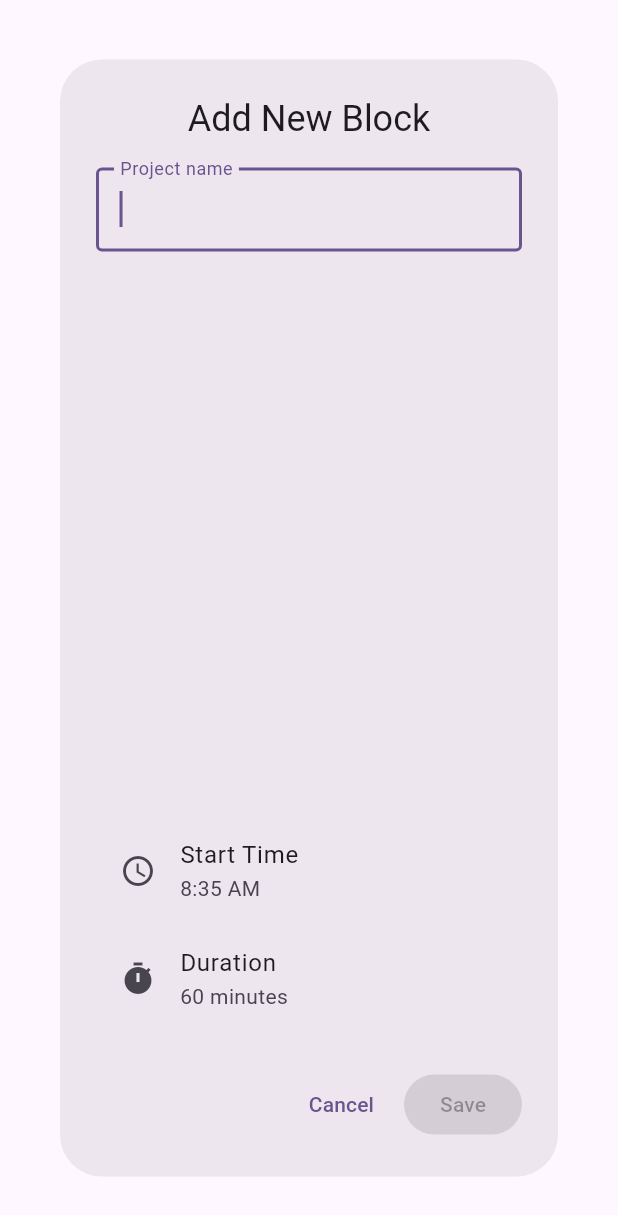
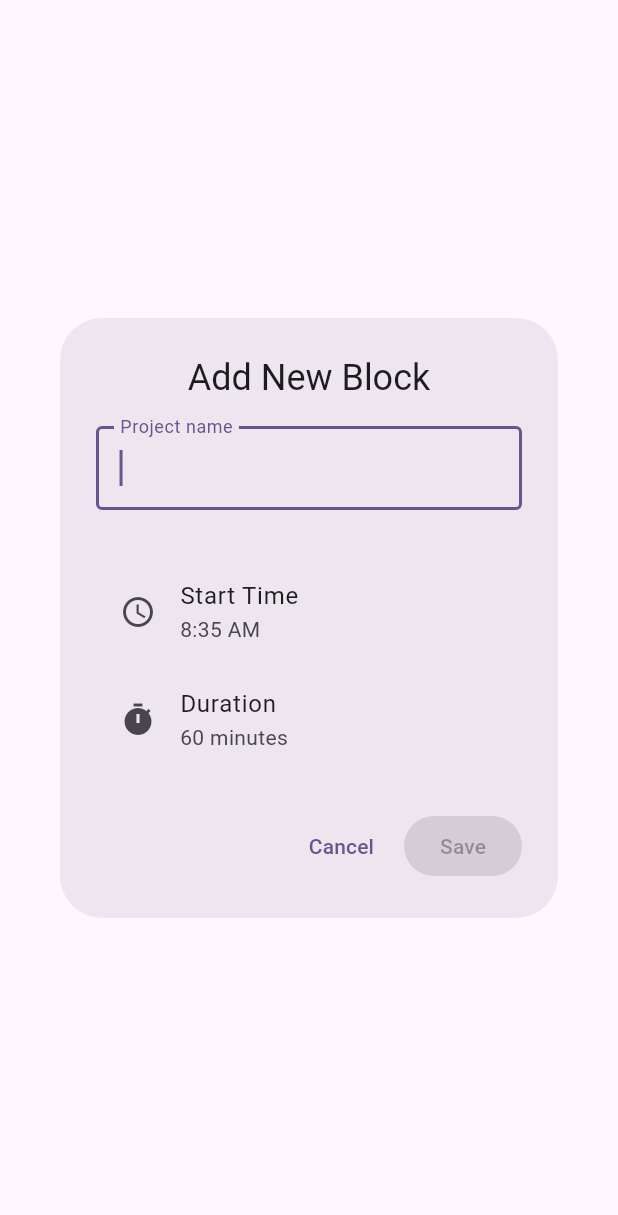
Before and after one commit to Orio77/potential_aid_app, a Flutter app: the AddBlockDialog widget shown alone on an empty page, opened directly, on a phone screen of 412 x 824 dp. Shown: the top 1215 px of the screen. Run offline on Flutter 3.47's test engine with Material 3 defaults, Android fonts, the phone set to English and light mode, and no system bars; our stand-ins replace drift, drift_flutter, flutter_riverpod; missing offline and left inert: time_machine; accounts and stored records are empty; generated files the repository leaves out were written again.

Commit message:
0.82 Minor Add Block UI Improvement

```diff
--- a/lib/widgets/add_block_dialog.dart
+++ b/lib/widgets/add_block_dialog.dart
@@ -31,6 +31,13 @@ class _AddBlockDialogState extends ConsumerState<AddBlockDialog> {
     super.initState();
 
     final settings = ref.read(settingsNotifierProvider);
+    _projectNameController.addListener(() {
+      if (_projectNameController.text.isEmpty) {
+        setState(() {
+          _selectedProject = null;
+        });
+      }
+    });
 
     final defaultStartTime = settings.defaultStartTime;
     _durationMinutes = settings.defaultTaskLength;
@@ -146,9 +153,6 @@ class _AddBlockDialogState extends ConsumerState<AddBlockDialog> {
       title: const Center(child: Text('Add New Block')),
       content: SizedBox(
         width: double.maxFinite,
-        height:
-            MediaQuery.of(context).size.height *
-            0.7, // Use 70% of screen height
         child: Form(
           key: _formKey,
           child: Column(
@@ -177,12 +181,14 @@ class _AddBlockDialogState extends ConsumerState<AddBlockDialog> {
 
               const SizedBox(height: 16),
 
-              Expanded(
-                child: BlockAddTaskList(
-                  project: _selectedProject,
-                  onTasksChanged: _onTasksChanged,
+              if (_selectedProject != null) ...[
+                Expanded(
+                  child: BlockAddTaskList(
+                    project: _selectedProject,
+                    onTasksChanged: _onTasksChanged,
+                  ),
                 ),
-              ),
+              ],
 
               const SizedBox(height: 16),
 
--- a/lib/widgets/edit_block_dialog.dart
+++ b/lib/widgets/edit_block_dialog.dart
@@ -70,7 +70,7 @@ class _EditTaskDialogState extends ConsumerState<EditBlockDialog> {
 
   String? _validateProjectName(String? value) {
     if (value == null || value.trim().isEmpty) {
-      return 'Task name cannot be empty';
+      return 'Project name cannot be empty';
     }
 
     return null;
@@ -147,7 +147,7 @@ class _EditTaskDialogState extends ConsumerState<EditBlockDialog> {
     }
 
     return AlertDialog(
-      title: const Center(child: Text('Edit Task')),
+      title: const Center(child: Text('Edit Block')),
       content: SizedBox(
         width: double.maxFinite,
         child: Form(
@@ -178,6 +178,7 @@ class _EditTaskDialogState extends ConsumerState<EditBlockDialog> {
 
               const SizedBox(height: 16),
 
+              if (_selectedProject != null) ...[
                 Expanded(
                   child: BlockAddTaskList(
                     key: ValueKey(_selectedProject?.id),
@@ -190,6 +191,7 @@ class _EditTaskDialogState extends ConsumerState<EditBlockDialog> {
                     },
                   ),
                 ),
+              ],
 
               const SizedBox(height: 16),
 
```
Also changed, not shown: lib/data/daos/database_completions.dart (+0 -13 lines), lib/providers/completion_notifier.dart (+1 -6 lines), lib/widgets/schedule_block.dart (+4 -39 lines). Lines whose indentation alone changed are shown as unchanged.
